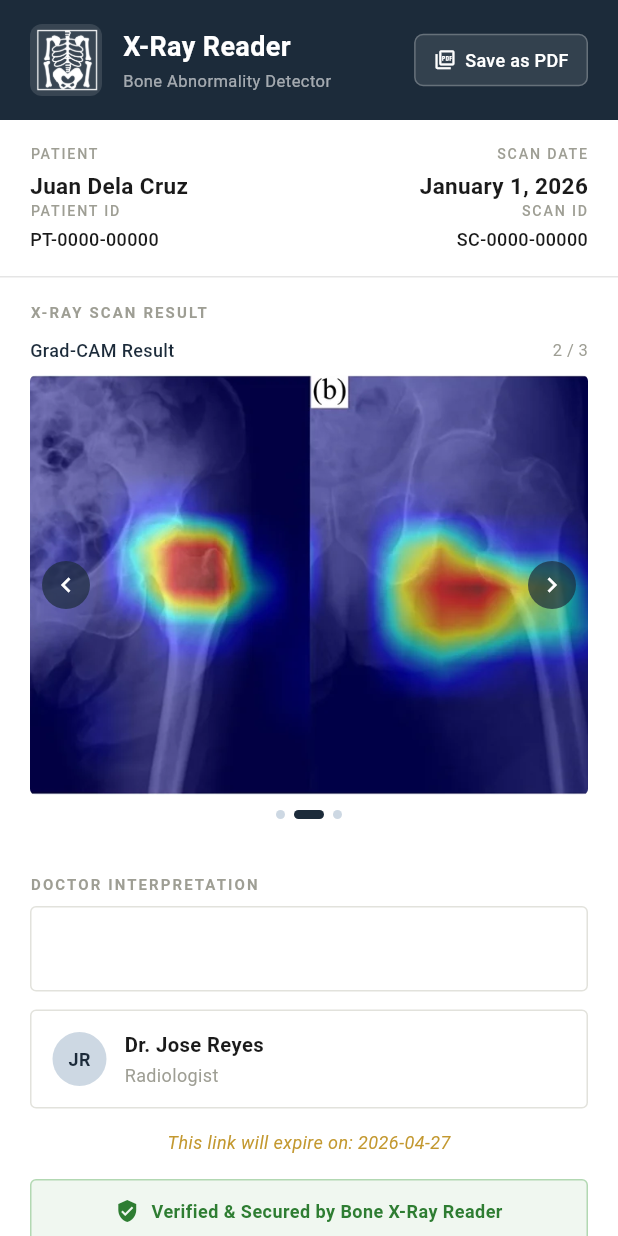
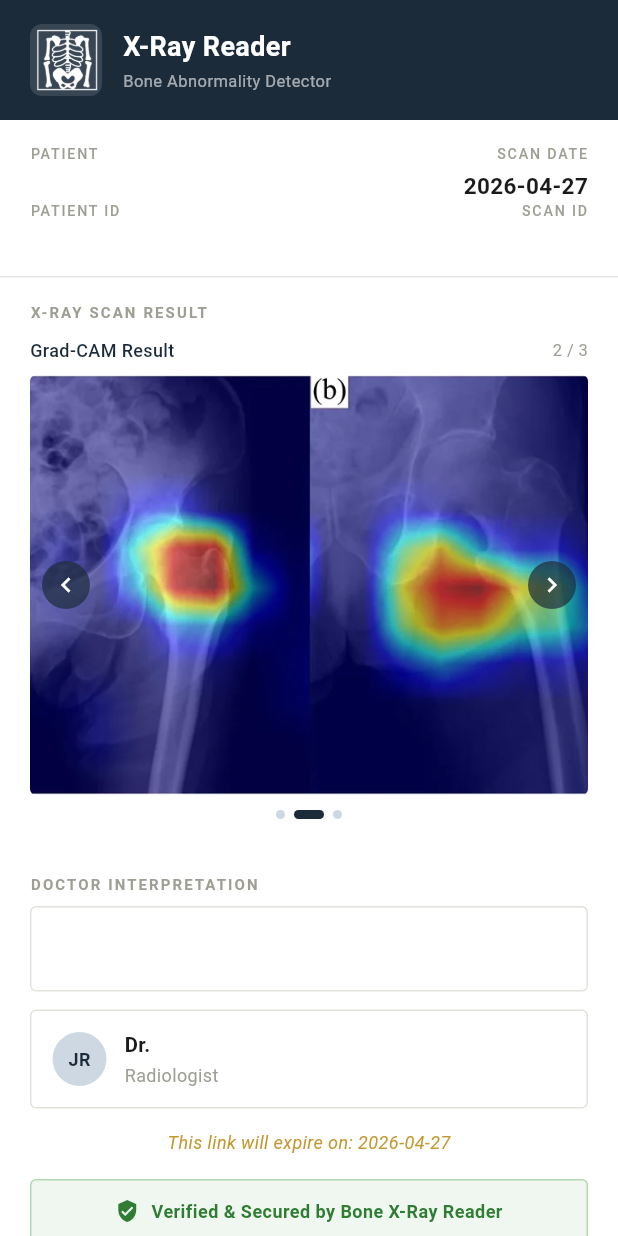
Before and after one commit to RedRogue10/bone-abnormality-detector, a Flutter app: the PatientWebView screen opened directly with empty values, after a tap on the "chevron right" icon, on a phone screen of 412 x 824 dp. Run offline on Flutter 3.47's test engine with Material 3 defaults, Android fonts, the phone set to English and light mode, and no system bars; our stand-ins replace camera, cloud_firestore, firebase_auth, firebase_core, firebase_storage, go_router and 2 more; missing offline and left inert: speedometer_chart, ultralytics_yolo; accounts and stored records are empty; Roboto replaces fonts that are missing (Georgia).

Commit message:
Deploy new web design and data

```diff
--- a/lib/services/web_service.dart
+++ b/lib/services/web_service.dart
@@ -27,14 +27,14 @@ class WebService {
     );
   }
 
-  // Fetch actual data using hidden ids
   Future<Map<String, dynamic>?> _internalFetch({
     required String doctorId,
     required String patientId,
     required String scanId,
     required String token,
   }) async {
-    final doc = await _firestore
+    // 1. Fetch scan
+    final scanDoc = await _firestore
         .collection('users')
         .doc(doctorId)
         .collection('patients')
@@ -43,14 +43,30 @@ class WebService {
         .doc(scanId)
         .get();
 
-    if (!doc.exists) throw Exception("Record not found.");
+    if (!scanDoc.exists) throw Exception("Record not found.");
 
-    final data = doc.data() as Map<String, dynamic>;
+    final scanData = scanDoc.data() as Map<String, dynamic>;
 
-    if (data['shareToken'] != token) {
+    // Token validation
+    if (scanData['shareToken'] != token) {
       throw Exception("Security token mismatch.");
     }
 
-    return data;
+    // Fetch doctor profile
+    final doctorDoc = await _firestore.collection('users').doc(doctorId).get();
+
+    final doctorData = doctorDoc.exists ? (doctorDoc.data() ?? {}) : {};
+
+    // Merge everything + add doctorId/patientId/scanId
+    return {
+      'doctorId': doctorId,
+      'doctorName': doctorData['name'],
+      'doctorEmail': doctorData['email'],
+
+      'patientId': patientId,
+      'scanId': scanId,
+
+      ...scanData,
+    };
   }
 }
--- a/lib/web/patient_web_view.dart
+++ b/lib/web/patient_web_view.dart
@@ -1,5 +1,6 @@
 import 'package:flutter/material.dart';
 import '../services/web_service.dart';
+import 'package:cloud_firestore/cloud_firestore.dart';
 
 class PatientWebView extends StatefulWidget {
   final String shortId;
@@ -29,6 +30,7 @@ class _PatientWebViewState extends State<PatientWebView> {
 
             // Error State (Expired link, wrong token, or permission denied)
             if (snapshot.hasError || !snapshot.hasData) {
+              print(snapshot.error);
               return Center(
                 child: Column(
                   mainAxisAlignment: MainAxisAlignment.center,
@@ -75,7 +77,15 @@ class _PatientWebViewState extends State<PatientWebView> {
                           crossAxisAlignment: CrossAxisAlignment.start,
                           children: [
                             // Patient + Scan Date
-                            _buildMetaRow(),
+                            _buildMetaRow(
+                              data['patientName'],
+                              data['patientId'],
+                              (data['createdAt'] as Timestamp)
+                                  .toDate()
+                                  .toString()
+                                  .split(' ')[0],
+                              data['scanId'],
+                            ),
 
                             const Divider(height: 1, color: Color(0xFFE5E5E5)),
 
@@ -85,9 +95,15 @@ class _PatientWebViewState extends State<PatientWebView> {
                             // X-Ray Image
                             // Sample assets for UI testing — TODO: replace with backend data
                             _buildImageCarousel([
-                              {'asset': 'assets/images/xray.png',    'label': 'X-Ray'},
-                              {'asset': 'assets/images/gradcam.png', 'label': 'Grad-CAM Result'},
-                              {'asset': 'assets/images/heatmap.png', 'label': 'Heatmap Overlay'},
+                              {'asset': data['imageUrl'], 'label': 'X-Ray'},
+                              {
+                                'asset': 'assets/images/gradcam.png',
+                                'label': 'Grad-CAM Result',
+                              },
+                              {
+                                'asset': 'assets/images/heatmap.png',
+                                'label': 'Heatmap Overlay',
+                              },
                             ]),
 
                             const SizedBox(height: 20),
@@ -103,16 +119,15 @@ class _PatientWebViewState extends State<PatientWebView> {
                             const SizedBox(height: 12),
 
                             // Doctor card
-                            _buildDoctorCard(),
+                            _buildDoctorCard(data['doctorName']),
 
                             const SizedBox(height: 4),
 
                             // Expiry row (from backend: data['shareExpiresAt'])
                             _buildExpiryRow(
-                              data['shareExpiresAt']
-                                  .toDate()
-                                  .toString()
-                                  .split(' ')[0],
+                              data['shareExpiresAt'].toDate().toString().split(
+                                ' ',
+                              )[0],
                             ),
 
                             const SizedBox(height: 16),
@@ -189,51 +204,52 @@ class _PatientWebViewState extends State<PatientWebView> {
             ),
           ),
           // Save as PDF button
-          // TODO: implement PDF save on tap
-          GestureDetector(
-            onTap: () {},
-            child: Container(
-              padding: const EdgeInsets.symmetric(
-                horizontal: 12,
-                vertical: 8,
-              ),
-              decoration: BoxDecoration(
-                color: Colors.white.withOpacity(0.1),
-                border: Border.all(
-                  color: Colors.white.withOpacity(0.25),
-                  width: 1,
-                ),
-                borderRadius: BorderRadius.circular(6),
-              ),
-              child: const Row(
-                mainAxisSize: MainAxisSize.min,
-                children: [
-                  Icon(
-                    Icons.picture_as_pdf_outlined,
-                    size: 15,
-                    color: Colors.white,
-                  ),
-                  SizedBox(width: 6),
-                  Text(
-                    'Save as PDF',
-                    style: TextStyle(
-                      fontSize: 12,
-                      fontWeight: FontWeight.w500,
-                      color: Colors.white,
-                      letterSpacing: 0.2,
-                    ),
-                  ),
-                ],
-              ),
-            ),
-          ),
+          // GestureDetector(
+          //   onTap: () {},
+          //   child: Container(
+          //     padding: const EdgeInsets.symmetric(horizontal: 12, vertical: 8),
+          //     decoration: BoxDecoration(
+          //       color: Colors.white.withOpacity(0.1),
+          //       border: Border.all(
+          //         color: Colors.white.withOpacity(0.25),
+          //         width: 1,
+          //       ),
+          //       borderRadius: BorderRadius.circular(6),
+          //     ),
+          //     child: const Row(
+          //       mainAxisSize: MainAxisSize.min,
+          //       children: [
+          //         Icon(
+          //           Icons.picture_as_pdf_outlined,
+          //           size: 15,
+          //           color: Colors.white,
+          //         ),
+          //         SizedBox(width: 6),
+          //         Text(
+          //           'Save as PDF',
+          //           style: TextStyle(
+          //             fontSize: 12,
+          //             fontWeight: FontWeight.w500,
+          //             color: Colors.white,
+          //             letterSpacing: 0.2,
+          //           ),
+          //         ),
+          //       ],
+          //     ),
+          //   ),
+          // ),
         ],
       ),
     );
   }
 
   // Patient + Scan Date
-  Widget _buildMetaRow() {
+  Widget _buildMetaRow(
+    String patientName,
+    String patientId,
+    String createdAt,
+    String scanId,
+  ) {
     return Padding(
       padding: const EdgeInsets.symmetric(horizontal: 20, vertical: 16),
       child: Row(
@@ -242,11 +258,11 @@ class _PatientWebViewState extends State<PatientWebView> {
         children: [
           Column(
             crossAxisAlignment: CrossAxisAlignment.start,
-            children: const [
+            children: [
               _MetaLabel(text: 'PATIENT'),
               SizedBox(height: 3),
               Text(
-                'Juan Dela Cruz',
+                patientName,
                 style: TextStyle(
                   fontSize: 15,
                   fontWeight: FontWeight.w600,
@@ -256,7 +272,7 @@ class _PatientWebViewState extends State<PatientWebView> {
               _MetaLabel(text: 'PATIENT ID'),
               SizedBox(height: 3),
               Text(
-                'PT-0000-00000',
+                patientId,
                 style: TextStyle(
                   fontSize: 12,
                   fontWeight: FontWeight.w500,
@@ -267,11 +283,11 @@ class _PatientWebViewState extends State<PatientWebView> {
           ),
           Column(
             crossAxisAlignment: CrossAxisAlignment.end,
-            children: const [
+            children: [
               _MetaLabel(text: 'SCAN DATE'),
               SizedBox(height: 3),
               Text(
-                'January 1, 2026',
+                createdAt,
                 style: TextStyle(
                   fontSize: 15,
                   fontWeight: FontWeight.w600,
@@ -281,7 +297,7 @@ class _PatientWebViewState extends State<PatientWebView> {
               _MetaLabel(text: 'SCAN ID'),
               SizedBox(height: 3),
               Text(
-                'SC-0000-00000',
+                scanId,
                 style: TextStyle(
                   fontSize: 12,
                   fontWeight: FontWeight.w500,
@@ -352,10 +368,7 @@ class _PatientWebViewState extends State<PatientWebView> {
               ),
               Text(
                 '${_currentPage + 1} / ${scanImages.length}',
-                style: const TextStyle(
-                  fontSize: 11,
-                  color: Color(0xFF9E9E94),
-                ),
+                style: const TextStyle(fontSize: 11, color: Color(0xFF9E9E94)),
               ),
             ],
           ),
@@ -484,7 +497,7 @@ class _PatientWebViewState extends State<PatientWebView> {
   }
 
   // Doctor card
-  Widget _buildDoctorCard() {
+  Widget _buildDoctorCard(String doctorName) {
     return Padding(
       padding: const EdgeInsets.symmetric(horizontal: 20),
       child: Container(
@@ -518,9 +531,9 @@ class _PatientWebViewState extends State<PatientWebView> {
             const SizedBox(width: 12),
             Column(
               crossAxisAlignment: CrossAxisAlignment.start,
-              children: const [
+              children: [
                 Text(
-                  'Dr. Jose Reyes',
+                  'Dr. $doctorName',
                   style: TextStyle(
                     fontSize: 13.5,
                     fontWeight: FontWeight.w600,
@@ -577,11 +590,7 @@ class _PatientWebViewState extends State<PatientWebView> {
         child: Row(
           mainAxisAlignment: MainAxisAlignment.center,
           children: const [
-            Icon(
-              Icons.verified_user,
-              size: 16,
-              color: Color(0xFF2E7D32),
-            ),
+            Icon(Icons.verified_user, size: 16, color: Color(0xFF2E7D32)),
             SizedBox(width: 8),
             Text(
               'Verified & Secured by Bone X-Ray Reader',
```
Also changed, not shown: 1 other file.
